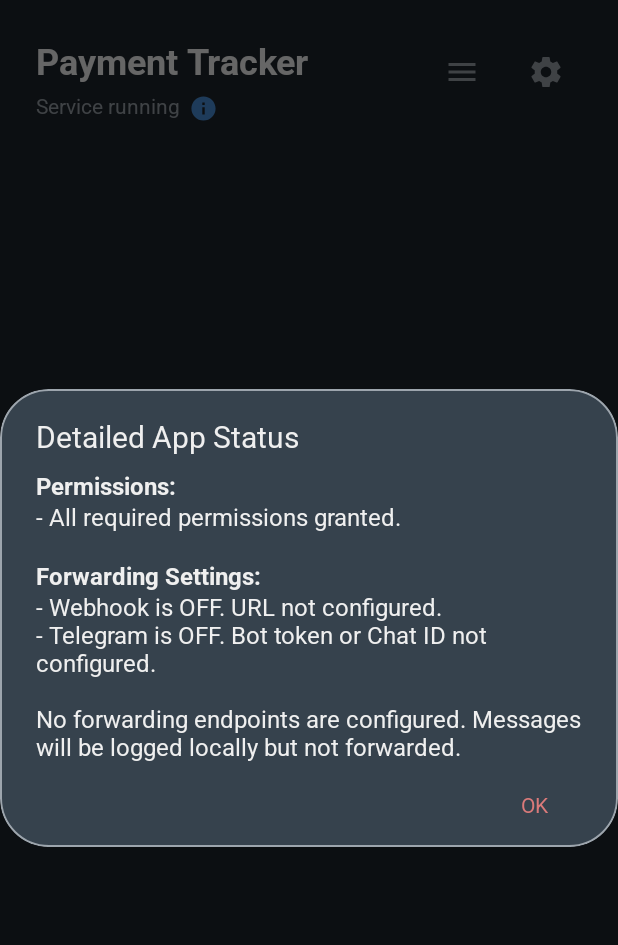
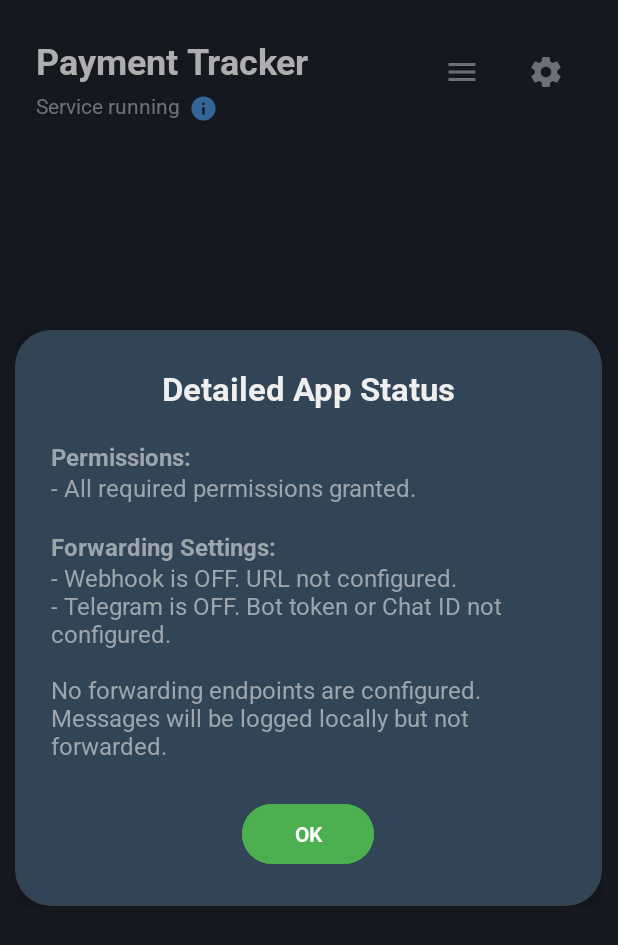
Before and after one commit to Bharathboy/Payment_Tracker, an Android app: the screen it shows after launch (MainActivity), after a tap on "Status Info", on a phone screen of 412 x 824 dp. Shown: the top 945 px of the screen. Run offline under Robolectric (Android 15) with nearby library versions, the phone set to English and light mode, and no system bars.

Commit message:
match fix

```diff
--- a/app/src/main/java/com/example/paymenttracker/MainActivity.java
+++ b/app/src/main/java/com/example/paymenttracker/MainActivity.java
@@ -26,7 +26,6 @@ import android.util.Log;
 import android.view.LayoutInflater;
 import android.view.View;
 import android.view.Window;
-import android.view.LayoutInflater;
 import android.widget.Button;
 import android.widget.EditText;
 import android.widget.ImageButton;
@@ -236,16 +235,14 @@ public class MainActivity extends AppCompatActivity implements TelegramSender.Te
         String telegramBotToken = sharedPreferences.getString(TELEGRAM_BOT_TOKEN, "").trim();
         String telegramChatId = sharedPreferences.getString(TELEGRAM_CHAT_ID, "").trim();
 
-        boolean isWebhookConfigured = !webhookUrl.isEmpty();
-        boolean isTelegramConfigured = !telegramBotToken.isEmpty() && !telegramChatId.isEmpty();
         boolean isPermissionGranted = ContextCompat.checkSelfPermission(this, Manifest.permission.RECEIVE_SMS) == PackageManager.PERMISSION_GRANTED;
         boolean isNotificationPermissionGranted = Build.VERSION.SDK_INT < Build.VERSION_CODES.TIRAMISU ||
                 ContextCompat.checkSelfPermission(this, Manifest.permission.POST_NOTIFICATIONS) == PackageManager.PERMISSION_GRANTED;
+        boolean isWebhookConfigured = !webhookUrl.isEmpty();
+        boolean isTelegramConfigured = !telegramBotToken.isEmpty() && !telegramChatId.isEmpty();
 
-        String title = "Detailed App Status";
+        // Build message content
         StringBuilder messageBuilder = new StringBuilder();
-
-        // Status of permissions
         messageBuilder.append("<b>Permissions:</b><br>");
         if (isPermissionGranted && isNotificationPermissionGranted) {
             messageBuilder.append("- All required permissions granted.<br>");
@@ -253,7 +250,6 @@ public class MainActivity extends AppCompatActivity implements TelegramSender.Te
             messageBuilder.append("- Permissions are missing. Please grant them in app settings.<br>");
         }
 
-        // Status of forwarding settings
         messageBuilder.append("<br><b>Forwarding Settings:</b><br>");
         if (isWebhookConfigured) {
             messageBuilder.append("- Webhook is ON.<br>");
@@ -271,18 +267,27 @@ public class MainActivity extends AppCompatActivity implements TelegramSender.Te
             messageBuilder.append("<br>No forwarding endpoints are configured. Messages will be logged locally but not forwarded.");
         }
 
-        // Display the detailed status in a dialog
-        AlertDialog dialog = new AlertDialog.Builder(MainActivity.this, R.style.AlertDialog_App)
-                .setTitle(title)
-                .setMessage(Html.fromHtml(messageBuilder.toString(), Html.FROM_HTML_MODE_LEGACY))
-                .setPositiveButton("OK", (dialogInterface, which) -> dialogInterface.dismiss())
-                .show();
+        // Use a themed dialog for consistency
+        AlertDialog.Builder builder = new AlertDialog.Builder(MainActivity.this);
+        LayoutInflater inflater = getLayoutInflater();
+        View dialogView = inflater.inflate(R.layout.dialog_detailed_status, null);
+        builder.setView(dialogView);
 
-        // Set button color
-        Button positiveButton = dialog.getButton(AlertDialog.BUTTON_POSITIVE);
-        if (positiveButton != null) {
-            positiveButton.setTextColor(ContextCompat.getColor(MainActivity.this, R.color.button_normal));
+        TextView titleTextView = dialogView.findViewById(R.id.dialogTitleTextView);
+        TextView messageTextView = dialogView.findViewById(R.id.dialogMessageTextView);
+        Button okButton = dialogView.findViewById(R.id.dialogOkButton);
+
+        titleTextView.setText(R.string.detailed_status_title);
+        messageTextView.setText(Html.fromHtml(messageBuilder.toString(), Html.FROM_HTML_MODE_LEGACY));
+
+        final AlertDialog dialog = builder.create();
+        Window window = dialog.getWindow();
+        if (window != null) {
+            window.setBackgroundDrawable(new ColorDrawable(Color.TRANSPARENT));
         }
+
+        okButton.setOnClickListener(v -> dialog.dismiss());
+        dialog.show();
     }
 
     private void updateStatusIconColor() {
@@ -374,7 +379,6 @@ public class MainActivity extends AppCompatActivity implements TelegramSender.Te
         okButton.setOnClickListener(v -> dialog.dismiss());
         dialog.show();
     }
-
 
     private void saveSettingsFromDialog(String key, String value) {
         SharedPreferences sharedPreferences = getSharedPreferences(SHARED_PREFS, Context.MODE_PRIVATE);
@@ -681,12 +685,10 @@ public class MainActivity extends AppCompatActivity implements TelegramSender.Te
             JSONObject jsonObject = new JSONObject();
             jsonObject.put("amount", "1.00");
             jsonObject.put("upiRefId", "TEST1234567890");
-            jsonObject.put("senderName", "Test User");
             jsonObject.put("senderVpa", "test@upi");
             jsonObject.put("fullSmsBody", "This is a test message from your app.");
             jsonObject.put("bank", "Test Bank");
             jsonObject.put("dateTime", "2023-10-27 10:30:00");
-            jsonObject.put("notes", "Testing");
 
             String jsonPayload = jsonObject.toString(4);
 
--- a/app/src/main/java/com/example/paymenttracker/PaymentDetails.java
+++ b/app/src/main/java/com/example/paymenttracker/PaymentDetails.java
@@ -7,10 +7,8 @@ import java.io.Serializable;
 public class PaymentDetails implements Serializable {
     public String amount;
     public String upiRefId;
-    public String senderName;
     public String senderVpa;
     public String fullSmsBody;
     public String bank;
     public String dateTime;
-    public String notes;
 }
--- a/app/src/main/java/com/example/paymenttracker/SmsForwardingService.java
+++ b/app/src/main/java/com/example/paymenttracker/SmsForwardingService.java
@@ -230,7 +230,6 @@ public class SmsForwardingService extends Service {
         try {
             jsonPayload.put("amount_received", details.amount);
             jsonPayload.put("upi_ref_id", details.upiRefId);
-            jsonPayload.put("sender_name", details.senderName);
             jsonPayload.put("sender_vpa", details.senderVpa);
             jsonPayload.put("full_sms_body", fullSms);
         } catch (JSONException e) {
@@ -276,12 +275,10 @@ public class SmsForwardingService extends Service {
             JSONObject json = new JSONObject();
             json.put("amount", details.amount != null ? details.amount : "");
             json.put("upiRefId", details.upiRefId != null ? details.upiRefId : "");
-            json.put("senderName", details.senderName != null ? details.senderName : "");
             json.put("senderVpa", details.senderVpa != null ? details.senderVpa : "");
             json.put("fullSmsBody", fullSms != null ? fullSms : "");
             json.put("bank", details.bank != null ? details.bank : "");
             json.put("dateTime", details.dateTime != null ? details.dateTime : "");
-            json.put("notes", details.notes != null ? details.notes : "");
             jsonString = "<pre>" + json.toString(4) + "</pre>"; // Pretty print with HTML parse mode
         } catch (JSONException e) {
             broadcastForwardingStatus(STATUS_TELEGRAM_FAILURE, "Error creating JSON payload for Telegram: " + e.getMessage());
--- /dev/null
+++ b/app/src/main/res/layout/dialog_detailed_status.xml
@@ -0,0 +1,50 @@
+<?xml version="1.0" encoding="utf-8"?>
+<com.google.android.material.card.MaterialCardView xmlns:android="http://schemas.android.com/apk/res/android"
+    xmlns:app="http://schemas.android.com/apk/res-auto"
+    android:layout_width="match_parent"
+    android:layout_height="wrap_content"
+    android:layout_margin="16dp"
+    app:cardBackgroundColor="@color/bg_panel"
+    app:cardCornerRadius="24dp"
+    app:cardElevation="8dp"
+    app:strokeColor="@color/border_primary_light"
+    app:strokeWidth="1dp">
+
+    <LinearLayout
+        android:layout_width="match_parent"
+        android:layout_height="wrap_content"
+        android:orientation="vertical"
+        android:padding="24dp">
+
+        <TextView
+            android:id="@+id/dialogTitleTextView"
+            android:layout_width="match_parent"
+            android:layout_height="wrap_content"
+            android:layout_marginBottom="20dp"
+            android:gravity="center_horizontal"
+            android:text="@string/detailed_status_title"
+            android:textColor="@color/text_primary"
+            android:textSize="22sp"
+            android:textStyle="bold" />
+
+        <TextView
+            android:id="@+id/dialogMessageTextView"
+            android:layout_width="match_parent"
+            android:layout_height="wrap_content"
+            android:text="Detailed status message goes here."
+            android:textColor="@color/text_secondary"
+            android:textSize="16sp" />
+
+        <Button
+            android:id="@+id/dialogOkButton"
+            android:layout_width="wrap_content"
+            android:layout_height="wrap_content"
+            android:layout_marginTop="24dp"
+            android:layout_gravity="center_horizontal"
+            android:backgroundTint="@color/status_green"
+            android:text="@string/ok_button_text"
+            android:textColor="@color/white"
+            android:textStyle="bold"
+            app:cornerRadius="28dp" />
+    </LinearLayout>
+</com.google.android.material.card.MaterialCardView>
--- a/app/src/main/res/values/strings.xml
+++ b/app/src/main/res/values/strings.xml
@@ -34,4 +34,7 @@
     <string name="empty_state_message">New messages will appear here.</string>
     <string name="forwarding_error_title"> Recent Forwarding Error</string>
     <string name="ok_button_text">OK</string>
+
+    <string name="detailed_status_title">Detailed App Status</string>
+
 </resources>
```
Also changed, not shown: app/src/main/java/com/example/paymenttracker/SmsParser.java (+177 -203 lines), 2 other files.
